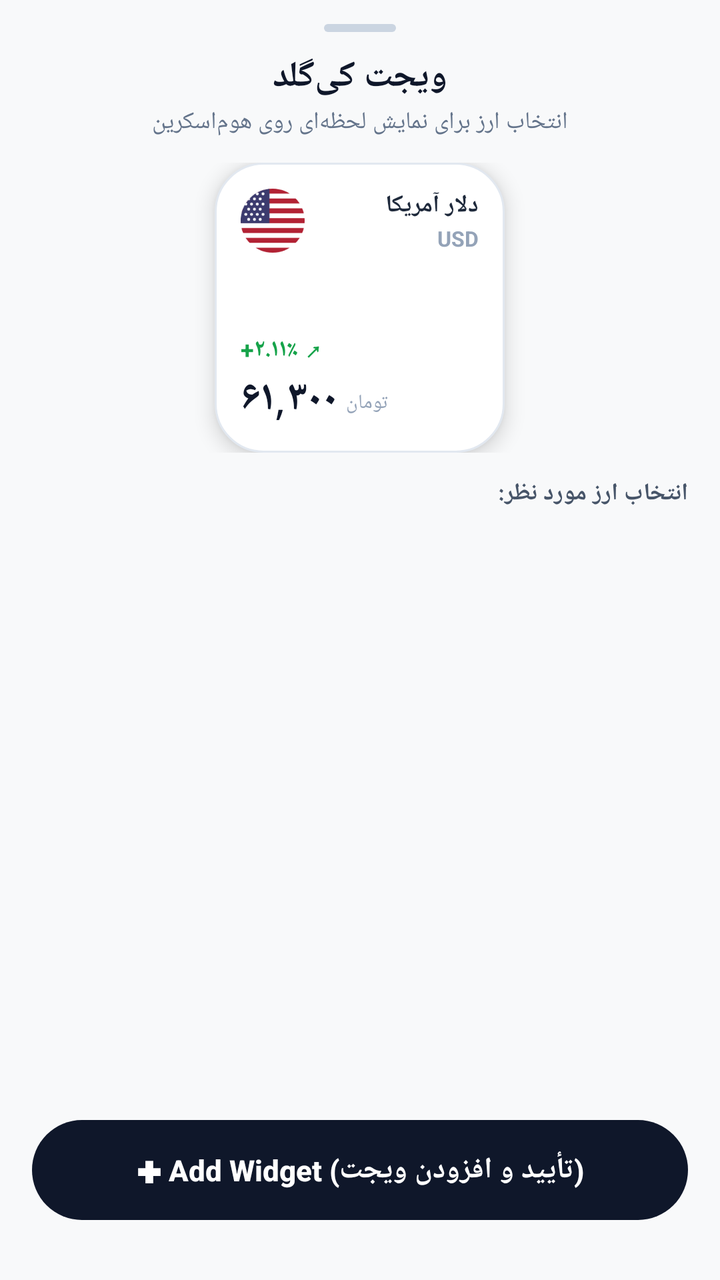
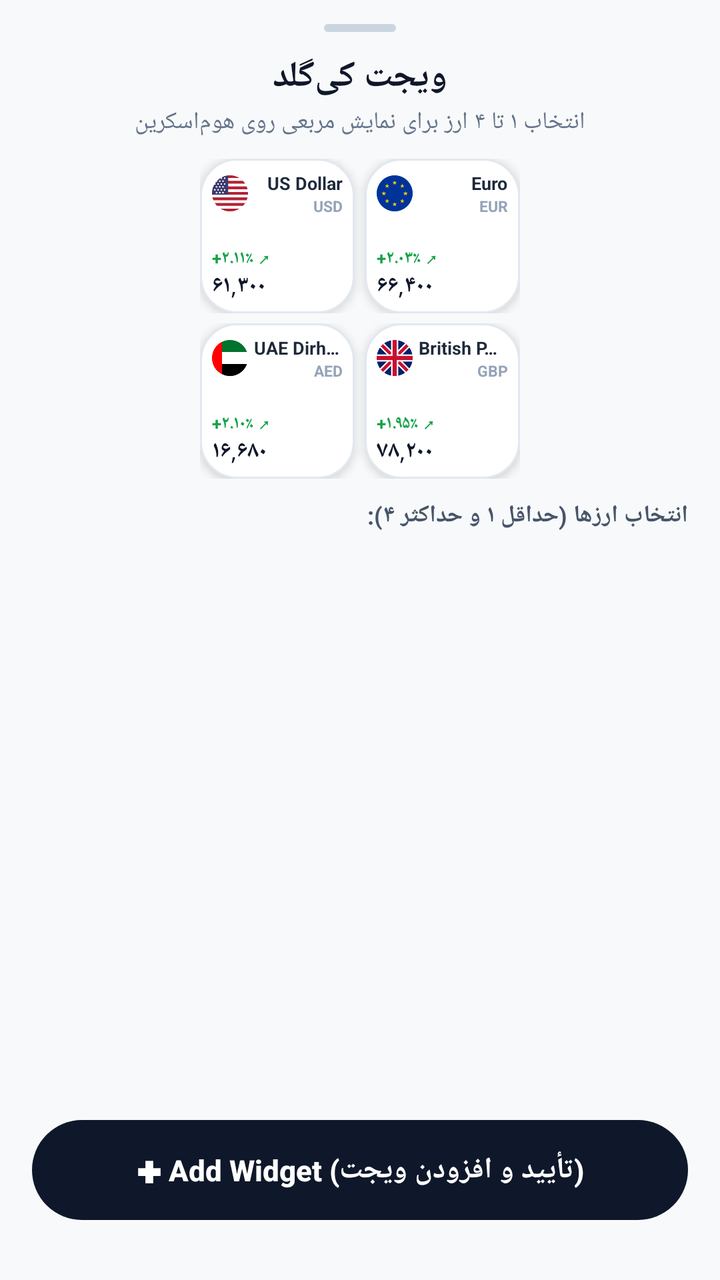

Compare the two renders of this Android layout. The source of the first and the diff that turns it into the second are given below.
<!-- AndroidManifest.xml: activity theme android:Theme.DeviceDefault.NoActionBar -->
<!-- res/layout/activity_widget_configure.xml -->
<?xml version="1.0" encoding="utf-8"?>
<LinearLayout xmlns:android="http://schemas.android.com/apk/res/android"
    android:layout_width="match_parent"
    android:layout_height="match_parent"
    android:background="#F8F9FA"
    android:fitsSystemWindows="true"
    android:orientation="vertical"
    android:paddingStart="16dp"
    android:paddingEnd="16dp"
    android:paddingTop="12dp"
    android:paddingBottom="24dp">

    
    <LinearLayout
        android:layout_width="36dp"
        android:layout_height="4dp"
        android:layout_gravity="center_horizontal"
        android:layout_marginBottom="10dp"
        android:background="@drawable/widget_btn_black"
        android:backgroundTint="#CBD5E1" />

    
    <TextView
        android:layout_width="wrap_content"
        android:layout_height="wrap_content"
        android:layout_gravity="center_horizontal"
        android:text="ویجت کی‌گلد"
        android:textColor="#0F172A"
        android:textSize="18sp"
        android:textStyle="bold" />

    <TextView
        android:layout_width="wrap_content"
        android:layout_height="wrap_content"
        android:layout_gravity="center_horizontal"
        android:layout_marginTop="2dp"
        android:layout_marginBottom="12dp"
        android:text="انتخاب ارز برای نمایش لحظه‌ای روی هوم‌اسکرین"
        android:textColor="#64748B"
        android:textSize="12sp" />

    
    <LinearLayout
        android:layout_width="match_parent"
        android:layout_height="wrap_content"
        android:gravity="center"
        android:layout_marginBottom="12dp">

        <LinearLayout
            android:id="@+id/card_preview"
            android:layout_width="145dp"
            android:layout_height="145dp"
            android:background="@drawable/widget_bg_white"
            android:elevation="6dp"
            android:orientation="vertical"
            android:padding="13dp">

            
            <LinearLayout
                android:layout_width="match_parent"
                android:layout_height="wrap_content"
                android:gravity="center_vertical"
                android:orientation="horizontal">

                <ImageView
                    android:id="@+id/preview_icon"
                    android:layout_width="32dp"
                    android:layout_height="32dp"
                    android:scaleType="fitCenter"
                    android:src="@drawable/widget_icon_usd" />

                <LinearLayout
                    android:layout_width="0dp"
                    android:layout_height="wrap_content"
                    android:layout_marginStart="8dp"
                    android:layout_weight="1"
                    android:gravity="end|right"
                    android:orientation="vertical">

                    <TextView
                        android:id="@+id/preview_name"
                        android:layout_width="wrap_content"
                        android:layout_height="wrap_content"
                        android:ellipsize="end"
                        android:maxLines="1"
                        android:text="دلار آمریکا"
                        android:textColor="#1E293B"
                        android:textSize="12sp"
                        android:textStyle="bold" />

                    <TextView
                        android:id="@+id/preview_code"
                        android:layout_width="wrap_content"
                        android:layout_height="wrap_content"
                        android:layout_marginTop="1dp"
                        android:text="USD"
                        android:textColor="#94A3B8"
                        android:textSize="10.5sp"
                        android:textStyle="bold" />
                </LinearLayout>
            </LinearLayout>

            <LinearLayout
                android:layout_width="match_parent"
                android:layout_height="0dp"
                android:layout_weight="1"
                android:orientation="vertical" />

            
            <LinearLayout
                android:layout_width="match_parent"
                android:layout_height="wrap_content"
                android:gravity="bottom"
                android:orientation="vertical">

                <TextView
                    android:id="@+id/preview_change"
                    android:layout_width="wrap_content"
                    android:layout_height="wrap_content"
                    android:layout_marginBottom="2dp"
                    android:text="+۲.۱۱٪ ↗"
                    android:textColor="#16A34A"
                    android:textSize="12sp"
                    android:textStyle="bold" />

                <LinearLayout
                    android:layout_width="match_parent"
                    android:layout_height="wrap_content"
                    android:gravity="bottom"
                    android:orientation="horizontal">

                    <TextView
                        android:id="@+id/preview_price"
                        android:layout_width="wrap_content"
                        android:layout_height="wrap_content"
                        android:includeFontPadding="false"
                        android:text="۶۱,۳۰۰"
                        android:textColor="#0F172A"
                        android:textSize="21sp"
                        android:textStyle="bold" />

                    <TextView
                        android:layout_width="wrap_content"
                        android:layout_height="wrap_content"
                        android:layout_marginStart="4dp"
                        android:layout_marginBottom="2dp"
                        android:text="تومان"
                        android:textColor="#94A3B8"
                        android:textSize="10sp" />
                </LinearLayout>
            </LinearLayout>

        </LinearLayout>
    </LinearLayout>

    <TextView
        android:layout_width="match_parent"
        android:layout_height="wrap_content"
        android:layout_marginBottom="6dp"
        android:text="انتخاب ارز مورد نظر:"
        android:textColor="#475569"
        android:textSize="12sp"
        android:textStyle="bold" />

    
    <GridView
        android:id="@+id/assets_grid"
        android:layout_width="match_parent"
        android:layout_height="0dp"
        android:layout_weight="1"
        android:numColumns="3"
        android:horizontalSpacing="6dp"
        android:verticalSpacing="6dp"
        android:stretchMode="columnWidth"
        android:gravity="center"
        android:listSelector="@android:color/transparent" />

    
    <Button
        android:id="@+id/btn_add_widget"
        android:layout_width="match_parent"
        android:layout_height="50dp"
        android:layout_marginTop="10dp"
        android:layout_marginBottom="6dp"
        android:background="@drawable/widget_btn_black"
        android:stateListAnimator="@null"
        android:text="✚ Add Widget (تأیید و افزودن ویجت)"
        android:textAllCaps="false"
        android:textColor="#FFFFFF"
        android:textSize="14.5sp"
        android:textStyle="bold" />

</LinearLayout>
<!-- resources referenced by this layout -->
<resources>
  <!-- drawable widget_bg_white (drawable) -->
  <?xml version="1.0" encoding="utf-8"?>
  <shape xmlns:android="http://schemas.android.com/apk/res/android"
      android:shape="rectangle">
      <solid android:color="#FFFFFF" />
      <corners android:radius="24dp" />
      <stroke
          android:width="1dp"
          android:color="#E2E8F0" />
  </shape>
  <!-- drawable widget_btn_black (drawable) -->
  <?xml version="1.0" encoding="utf-8"?>
  <shape xmlns:android="http://schemas.android.com/apk/res/android"
      android:shape="rectangle">
      <solid android:color="#0F172A" />
      <corners android:radius="28dp" />
  </shape>
  <!-- drawable widget_icon_usd: png bitmap (drawable, 3740 bytes) -->
</resources>

<!-- the commit's change to res/layout/activity_widget_configure.xml (unified diff, before → after) -->
@@ -30,12 +30,13 @@
         android:textStyle="bold" />
 
     <TextView
+        android:id="@+id/txt_subtitle"
         android:layout_width="wrap_content"
         android:layout_height="wrap_content"
         android:layout_gravity="center_horizontal"
         android:layout_marginTop="2dp"
-        android:layout_marginBottom="12dp"
-        android:text="انتخاب ارز برای نمایش لحظه‌ای روی هوم‌اسکرین"
+        android:layout_marginBottom="10dp"
+        android:text="انتخاب ۱ تا ۴ ارز برای نمایش مربعی روی هوم‌اسکرین"
         android:textColor="#64748B"
         android:textSize="12sp" />
 
@@ -44,18 +45,19 @@
         android:layout_width="match_parent"
         android:layout_height="wrap_content"
         android:gravity="center"
-        android:layout_marginBottom="12dp">
-
+        android:layout_marginBottom="10dp">
+
+        
         <LinearLayout
-            android:id="@+id/card_preview"
+            android:id="@+id/preview_single_container"
             android:layout_width="145dp"
             android:layout_height="145dp"
             android:background="@drawable/widget_bg_white"
             android:elevation="6dp"
             android:orientation="vertical"
-            android:padding="13dp">
-
-            
+            android:padding="12dp"
+            android:visibility="gone">
+
             <LinearLayout
                 android:layout_width="match_parent"
                 android:layout_height="wrap_content"
@@ -64,8 +66,8 @@
 
                 <ImageView
                     android:id="@+id/preview_icon"
-                    android:layout_width="32dp"
-                    android:layout_height="32dp"
+                    android:layout_width="30dp"
+                    android:layout_height="30dp"
                     android:scaleType="fitCenter"
                     android:src="@drawable/widget_icon_usd" />
 
@@ -83,7 +85,7 @@
                         android:layout_height="wrap_content"
                         android:ellipsize="end"
                         android:maxLines="1"
-                        android:text="دلار آمریکا"
+                        android:text="US Dollar"
                         android:textColor="#1E293B"
                         android:textSize="12sp"
                         android:textStyle="bold" />
@@ -95,7 +97,7 @@
                         android:layout_marginTop="1dp"
                         android:text="USD"
                         android:textColor="#94A3B8"
-                        android:textSize="10.5sp"
+                        android:textSize="10sp"
                         android:textStyle="bold" />
                 </LinearLayout>
             </LinearLayout>
@@ -106,7 +108,6 @@
                 android:layout_weight="1"
                 android:orientation="vertical" />
 
-            
             <LinearLayout
                 android:layout_width="match_parent"
                 android:layout_height="wrap_content"
@@ -120,7 +121,7 @@
                     android:layout_marginBottom="2dp"
                     android:text="+۲.۱۱٪ ↗"
                     android:textColor="#16A34A"
-                    android:textSize="12sp"
+                    android:textSize="11.5sp"
                     android:textStyle="bold" />
 
                 <LinearLayout
@@ -136,7 +137,7 @@
                         android:includeFontPadding="false"
                         android:text="۶۱,۳۰۰"
                         android:textColor="#0F172A"
-                        android:textSize="21sp"
+                        android:textSize="20sp"
                         android:textStyle="bold" />
 
                     <TextView
@@ -149,15 +150,334 @@
                         android:textSize="10sp" />
                 </LinearLayout>
             </LinearLayout>
-
+        </LinearLayout>
+
+        
+        <LinearLayout
+            android:id="@+id/preview_multi_container"
+            android:layout_width="160dp"
+            android:layout_height="160dp"
+            android:orientation="vertical"
+            android:visibility="visible">
+
+            
+            <LinearLayout
+                android:id="@+id/preview_row_1"
+                android:layout_width="match_parent"
+                android:layout_height="0dp"
+                android:layout_weight="1"
+                android:layout_marginBottom="5dp"
+                android:orientation="horizontal">
+
+                
+                <LinearLayout
+                    android:id="@+id/prev_slot_1"
+                    android:layout_width="0dp"
+                    android:layout_height="match_parent"
+                    android:layout_weight="1"
+                    android:layout_marginEnd="5dp"
+                    android:background="@drawable/widget_card_mini_bg"
+                    android:elevation="3dp"
+                    android:orientation="vertical"
+                    android:padding="6dp">
+
+                    <LinearLayout
+                        android:layout_width="match_parent"
+                        android:layout_height="wrap_content"
+                        android:gravity="center_vertical"
+                        android:orientation="horizontal">
+                        <ImageView
+                            android:id="@+id/prev_icon_1"
+                            android:layout_width="18dp"
+                            android:layout_height="18dp"
+                            android:scaleType="fitCenter"
+                            android:src="@drawable/widget_icon_usd" />
+                        <LinearLayout
+                            android:layout_width="0dp"
+                            android:layout_height="wrap_content"
+                            android:layout_marginStart="3dp"
+                            android:layout_weight="1"
+                            android:gravity="end|right"
+                            android:orientation="vertical">
+                            <TextView
+                                android:id="@+id/prev_name_1"
+                                android:layout_width="wrap_content"
+                                android:layout_height="wrap_content"
+                                android:ellipsize="end"
+                                android:maxLines="1"
+                                android:text="US Dollar"
+                                android:textColor="#1E293B"
+                                android:textSize="9sp"
+                                android:textStyle="bold" />
+                            <TextView
+                                android:id="@+id/prev_code_1"
+                                android:layout_width="wrap_content"
+                                android:layout_height="wrap_content"
+                                android:text="USD"
+                                android:textColor="#94A3B8"
+                                android:textSize="7.5sp"
+                                android:textStyle="bold" />
+                        </LinearLayout>
+                    </LinearLayout>
+                    <LinearLayout
+                        android:layout_width="match_parent"
+                        android:layout_height="0dp"
+                        android:layout_weight="1" />
+                    <TextView
+                        android:id="@+id/prev_change_1"
+                        android:layout_width="wrap_content"
+                        android:layout_height="wrap_content"
+                        android:text="+۲.۱۱٪ ↗"
+                        android:textColor="#16A34A"
+                        android:textSize="8.5sp"
+                        android:textStyle="bold" />
+                    <TextView
+                        android:id="@+id/prev_price_1"
+                        android:layout_width="wrap_content"
+                        android:layout_height="wrap_content"
+                        android:includeFontPadding="false"
+                        android:text="۶۱,۳۰۰"
+                        android:textColor="#0F172A"
+                        android:textSize="11.5sp"
+                        android:textStyle="bold" />
+                </LinearLayout>
+
+                
+                <LinearLayout
+                    android:id="@+id/prev_slot_2"
+                    android:layout_width="0dp"
+                    android:layout_height="match_parent"
+                    android:layout_weight="1"
+                    android:background="@drawable/widget_card_mini_bg"
+                    android:elevation="3dp"
+                    android:orientation="vertical"
+                    android:padding="6dp">
+
+                    <LinearLayout
+                        android:layout_width="match_parent"
+                        android:layout_height="wrap_content"
+                        android:gravity="center_vertical"
+                        android:orientation="horizontal">
+                        <ImageView
+                            android:id="@+id/prev_icon_2"
+                            android:layout_width="18dp"
+                            android:layout_height="18dp"
+                            android:scaleType="fitCenter"
+                            android:src="@drawable/widget_icon_eur" />
+                        <LinearLayout
+                            android:layout_width="0dp"
+                            android:layout_height="wrap_content"
+                            android:layout_marginStart="3dp"
+                            android:layout_weight="1"
+                            android:gravity="end|right"
+                            android:orientation="vertical">
+                            <TextView
+                                android:id="@+id/prev_name_2"
+                                android:layout_width="wrap_content"
+                                android:layout_height="wrap_content"
+                                android:ellipsize="end"
+                                android:maxLines="1"
+                                android:text="Euro"
+                                android:textColor="#1E293B"
+                                android:textSize="9sp"
+                                android:textStyle="bold" />
+                            <TextView
+                                android:id="@+id/prev_code_2"
+                                android:layout_width="wrap_content"
+                                android:layout_height="wrap_content"
+                                android:text="EUR"
+                                android:textColor="#94A3B8"
+                                android:textSize="7.5sp"
+                                android:textStyle="bold" />
+                        </LinearLayout>
+                    </LinearLayout>
+                    <LinearLayout
+                        android:layout_width="match_parent"
+                        android:layout_height="0dp"
+                        android:layout_weight="1" />
+                    <TextView
+                        android:id="@+id/prev_change_2"
+                        android:layout_width="wrap_content"
+                        android:layout_height="wrap_content"
+                        android:text="+۲.۰۳٪ ↗"
+                        android:textColor="#16A34A"
+                        android:textSize="8.5sp"
+                        android:textStyle="bold" />
+                    <TextView
+                        android:id="@+id/prev_price_2"
+                        android:layout_width="wrap_content"
+                        android:layout_height="wrap_content"
+                        android:includeFontPadding="false"
+                        android:text="۶۶,۴۰۰"
+                        android:textColor="#0F172A"
+                        android:textSize="11.5sp"
+                        android:textStyle="bold" />
+                </LinearLayout>
+            </LinearLayout>
+
+            
+            <LinearLayout
+                android:id="@+id/preview_row_2"
+                android:layout_width="match_parent"
+                android:layout_height="0dp"
+                android:layout_weight="1"
+                android:orientation="horizontal">
+
+                
+                <LinearLayout
+                    android:id="@+id/prev_slot_3"
+                    android:layout_width="0dp"
+                    android:layout_height="match_parent"
+                    android:layout_weight="1"
+                    android:layout_marginEnd="5dp"
+                    android:background="@drawable/widget_card_mini_bg"
+                    android:elevation="3dp"
+                    android:orientation="vertical"
+                    android:padding="6dp">
+
+                    <LinearLayout
+                        android:layout_width="match_parent"
+                        android:layout_height="wrap_content"
+                        android:gravity="center_vertical"
+                        android:orientation="horizontal">
+                        <ImageView
+                            android:id="@+id/prev_icon_3"
+                            android:layout_width="18dp"
+                            android:layout_height="18dp"
+                            android:scaleType="fitCenter"
+                            android:src="@drawable/widget_icon_aed" />
+                        <LinearLayout
+                            android:layout_width="0dp"
+                            android:layout_height="wrap_content"
+                            android:layout_marginStart="3dp"
+                            android:layout_weight="1"
+                            android:gravity="end|right"
+                            android:orientation="vertical">
+                            <TextView
+                                android:id="@+id/prev_name_3"
+                                android:layout_width="wrap_content"
+                                android:layout_height="wrap_content"
+                                android:ellipsize="end"
+                                android:maxLines="1"
+                                android:text="UAE Dirham"
+                                android:textColor="#1E293B"
+                                android:textSize="9sp"
+                                android:textStyle="bold" />
+                            <TextView
+                                android:id="@+id/prev_code_3"
+                                android:layout_width="wrap_content"
+                                android:layout_height="wrap_content"
+                                android:text="AED"
+                                android:textColor="#94A3B8"
+                                android:textSize="7.5sp"
+                                android:textStyle="bold" />
+                        </LinearLayout>
+                    </LinearLayout>
+                    <LinearLayout
+                        android:layout_width="match_parent"
+                        android:layout_height="0dp"
+                        android:layout_weight="1" />
+                    <TextView
+                        android:id="@+id/prev_change_3"
+                        android:layout_width="wrap_content"
+                        android:layout_height="wrap_content"
+                        android:text="+۲.۱۰٪ ↗"
+                        android:textColor="#16A34A"
+                        android:textSize="8.5sp"
+                        android:textStyle="bold" />
+                    <TextView
+                        android:id="@+id/prev_price_3"
+                        android:layout_width="wrap_content"
+                        android:layout_height="wrap_content"
+                        android:includeFontPadding="false"
+                        android:text="۱۶,۶۸۰"
+                        android:textColor="#0F172A"
+                        android:textSize="11.5sp"
+                        android:textStyle="bold" />
+                </LinearLayout>
+
+                
+                <LinearLayout
+                    android:id="@+id/prev_slot_4"
+                    android:layout_width="0dp"
+                    android:layout_height="match_parent"
+                    android:layout_weight="1"
+                    android:background="@drawable/widget_card_mini_bg"
+                    android:elevation="3dp"
+                    android:orientation="vertical"
+                    android:padding="6dp">
+
+                    <LinearLayout
+                        android:layout_width="match_parent"
+                        android:layout_height="wrap_content"
+                        android:gravity="center_vertical"
+                        android:orientation="horizontal">
+                        <ImageView
+                            android:id="@+id/prev_icon_4"
+                            android:layout_width="18dp"
+                            android:layout_height="18dp"
+                            android:scaleType="fitCenter"
+                            android:src="@drawable/widget_icon_gbp" />
+                        <LinearLayout
+                            android:layout_width="0dp"
+                            android:layout_height="wrap_content"
+                            android:layout_marginStart="3dp"
+                            android:layout_weight="1"
+                            android:gravity="end|right"
+                            android:orientation="vertical">
+                            <TextView
+                                android:id="@+id/prev_name_4"
+                                android:layout_width="wrap_content"
+                                android:layout_height="wrap_content"
+                                android:ellipsize="end"
+                                android:maxLines="1"
+                                android:text="British Pound"
+                                android:textColor="#1E293B"
+                                android:textSize="9sp"
+                                android:textStyle="bold" />
+                            <TextView
+                                android:id="@+id/prev_code_4"
+                                android:layout_width="wrap_content"
+                                android:layout_height="wrap_content"
+                                android:text="GBP"
+                                android:textColor="#94A3B8"
+                                android:textSize="7.5sp"
+                                android:textStyle="bold" />
+                        </LinearLayout>
+                    </LinearLayout>
+                    <LinearLayout
+                        android:layout_width="match_parent"
+                        android:layout_height="0dp"
+                        android:layout_weight="1" />
+                    <TextView
+                        android:id="@+id/prev_change_4"
+                        android:layout_width="wrap_content"
+                        android:layout_height="wrap_content"
+                        android:text="+۱.۹۵٪ ↗"
+                        android:textColor="#16A34A"
+                        android:textSize="8.5sp"
+                        android:textStyle="bold" />
+                    <TextView
+                        android:id="@+id/prev_price_4"
+                        android:layout_width="wrap_content"
+                        android:layout_height="wrap_content"
+                        android:includeFontPadding="false"
+                        android:text="۷۸,۲۰۰"
+                        android:textColor="#0F172A"
+                        android:textSize="11.5sp"
+                        android:textStyle="bold" />
+                </LinearLayout>
+            </LinearLayout>
         </LinearLayout>
     </LinearLayout>
 
+    
     <TextView
+        android:id="@+id/txt_selection_counter"
         android:layout_width="match_parent"
         android:layout_height="wrap_content"
         android:layout_marginBottom="6dp"
-        android:text="انتخاب ارز مورد نظر:"
+        android:text="انتخاب ارزها (حداقل ۱ و حداکثر ۴):"
         android:textColor="#475569"
         android:textSize="12sp"
         android:textStyle="bold" />
<!-- resource entries referenced after the edit -->
@@ -17,6 +17,19 @@
       <solid android:color="#0F172A" />
       <corners android:radius="28dp" />
   </shape>
+  <!-- drawable widget_card_mini_bg (drawable) -->
+  <?xml version="1.0" encoding="utf-8"?>
+  <shape xmlns:android="http://schemas.android.com/apk/res/android"
+      android:shape="rectangle">
+      <solid android:color="#FFFFFF" />
+      <corners android:radius="18dp" />
+      <stroke
+          android:width="1dp"
+          android:color="#E2E8F0" />
+  </shape>
+  <!-- drawable widget_icon_aed: png bitmap (drawable, 2659 bytes) -->
+  <!-- drawable widget_icon_eur: png bitmap (drawable, 4802 bytes) -->
+  <!-- drawable widget_icon_gbp: png bitmap (drawable, 3792 bytes) -->
   <!-- drawable widget_icon_usd: png bitmap (drawable, 3740 bytes) -->
 </resources>
 
